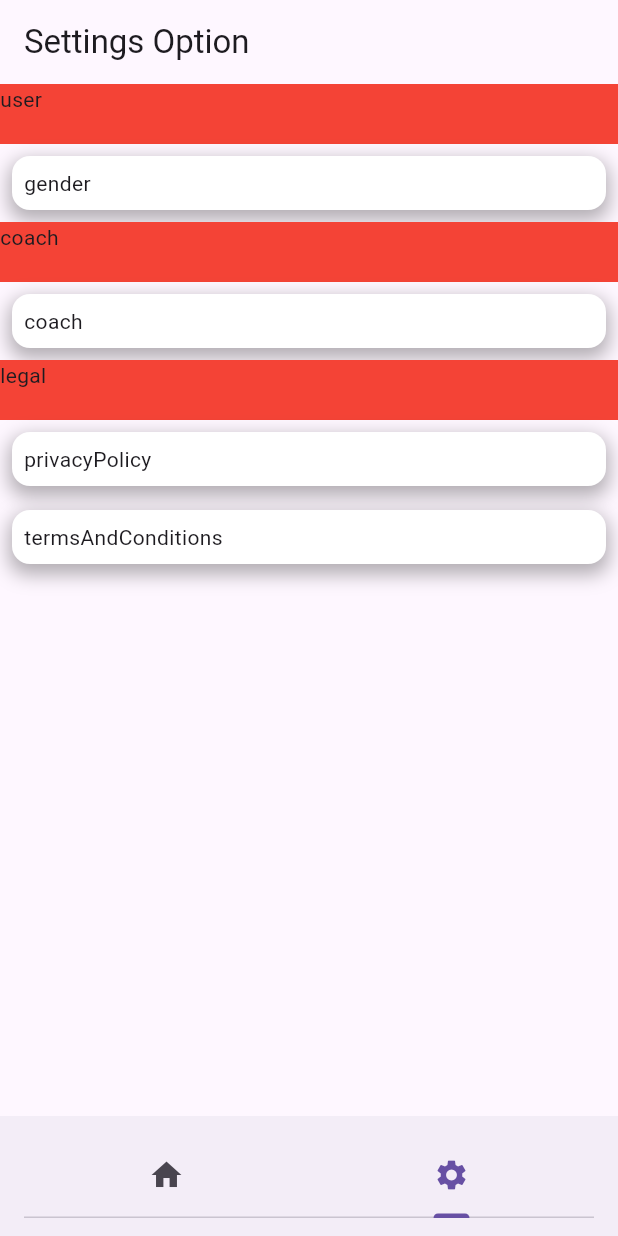
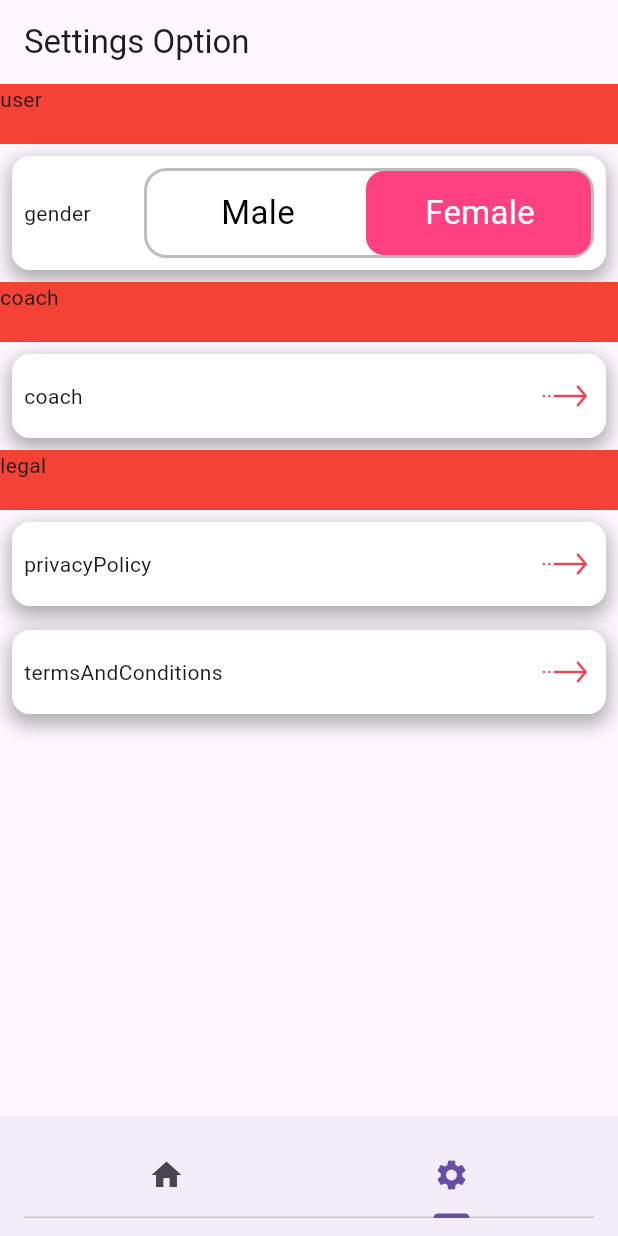
Before and after one commit to manikantanandam/relationship_coach_flutter, a Flutter app: the screen it shows after launch, tab 2 chosen, on a phone screen of 412 x 824 dp. Run offline on Flutter 3.47's test engine with Material 3 defaults, Android fonts, the phone set to English and light mode, and no system bars; our stand-ins replace in_app_purchase, share_plus, video_player.

Commit message:
gender setting is added

```diff
--- /dev/null
+++ b/lib/components/gender_toggle.dart
@@ -0,0 +1,77 @@
+import 'package:flutter/material.dart';
+import 'package:relationship_coach_flutter/enum/gender.dart';
+
+class GenderToggle extends StatelessWidget {
+  final Gender selectedGender;
+  final Function(Gender) onChanged;
+
+  const GenderToggle({
+    super.key,
+    required this.selectedGender,
+    required this.onChanged,
+  });
+
+  @override
+  Widget build(BuildContext context) {
+    // Styling constants
+    const double width = 300;
+    const double height = 60;
+    final Color activeColor = Colors.pinkAccent.shade200; // Matching your image
+
+    return Container(
+      width: width,
+      height: height,
+      decoration: BoxDecoration(
+        borderRadius: BorderRadius.circular(15),
+        border: Border.all(color: Colors.grey.shade400, width: 2),
+      ),
+      child: Stack(
+        children: [
+          // The Sliding Background
+          AnimatedAlign(
+            duration: const Duration(milliseconds: 250),
+            curve: Curves.easeInOut,
+            alignment: selectedGender == Gender.male
+                ? Alignment.centerLeft
+                : Alignment.centerRight,
+            child: Container(
+              width: width / 2,
+              height: height,
+              decoration: BoxDecoration(
+                color: activeColor,
+                borderRadius: BorderRadius.circular(12),
+              ),
+            ),
+          ),
+          // The Text Labels
+          Row(
+            children: [
+              _buildOption("Male", Gender.male),
+              _buildOption("Female", Gender.female),
+            ],
+          ),
+        ],
+      ),
+    );
+  }
+
+  Widget _buildOption(String label, Gender value) {
+    final bool isSelected = selectedGender == value;
+    return Expanded(
+      child: GestureDetector(
+        behavior: HitTestBehavior.opaque,
+        onTap: () => onChanged(value),
+        child: Center(
+          child: Text(
+            label,
+            style: TextStyle(
+              fontSize: 22,
+              fontWeight: FontWeight.w400,
+              color: isSelected ? Colors.white : Colors.black,
+            ),
+          ),
+        ),
+      ),
+    );
+  }
+}
--- /dev/null
+++ b/lib/enum/gender.dart
@@ -0,0 +1,19 @@
+import 'package:flutter/material.dart';
+
+// Use an enum for type safety instead of raw strings
+enum Gender { male, female }
+
+extension GenderExtension on Gender {
+  Image get arrowIcon {
+    String icon;
+    switch (this) {
+      case .male:
+        icon = 'lib/assets/ic_arrow_male.png';
+      // Image.asset();
+      case .female:
+        icon = 'lib/assets/ic_arrow_female.png';
+    }
+
+    return Image.asset(height: 40, icon);
+  }
+}
--- /dev/null
+++ b/lib/providers/user_settings_provider.dart
@@ -0,0 +1,17 @@
+import 'package:flutter/material.dart';
+import 'package:relationship_coach_flutter/enum/gender.dart';
+
+class UserSettingsProvider extends ChangeNotifier {
+  Gender _gender = Gender.female;
+
+  // Getter to access the gender
+  Gender get gender => _gender;
+
+  // Method to update gender and notify the UI
+  void setGender(Gender newGender) {
+    if (_gender != newGender) {
+      _gender = newGender;
+      notifyListeners(); // This triggers the UI rebuild
+    }
+  }
+}
--- a/lib/screens/settings_screen.dart
+++ b/lib/screens/settings_screen.dart
@@ -1,5 +1,9 @@
 import 'package:flutter/material.dart';
+import 'package:provider/provider.dart';
+import 'package:relationship_coach_flutter/components/gender_toggle.dart';
 import 'package:relationship_coach_flutter/components/rc_card.dart';
+import 'package:relationship_coach_flutter/enum/gender.dart';
+import 'package:relationship_coach_flutter/providers/user_settings_provider.dart';
 
 enum SettingsSection { user, coach, legal }
 
@@ -28,6 +32,24 @@ class RCSettingSection extends StatelessWidget {
   const RCSettingSection({super.key, required this.section});
   final SettingsSection section;
 
+  Widget rightWidget(SettingsSecionItem item, BuildContext context) {
+    final userSettingsProvider = Provider.of<UserSettingsProvider>(context);
+
+    switch (item) {
+      case SettingsSecionItem.gender:
+        return GenderToggle(
+          selectedGender: userSettingsProvider.gender,
+          onChanged: (newValue) {
+            userSettingsProvider.setGender(newValue);
+          },
+        );
+      case SettingsSecionItem.coach:
+      case SettingsSecionItem.privacyPolicy:
+      case SettingsSecionItem.termsAndConditions:
+        return userSettingsProvider.gender.arrowIcon;
+    }
+  }
+
   @override
   Widget build(BuildContext context) {
     return Column(
@@ -38,7 +60,15 @@ class RCSettingSection extends StatelessWidget {
           color: Colors.red,
           child: Text(section.name),
         ),
-        for (var item in section.items) RCCard(cardWidget: Text(item.name)),
+        for (var item in section.items)
+          RCCard(
+            cardWidget: Row(
+              children: [
+                Expanded(child: Text(item.name)),
+                rightWidget(item, context),
+              ],
+            ),
+          ),
       ],
     );
   }
--- a/pubspec.yaml
+++ b/pubspec.yaml
@@ -14,6 +14,8 @@ dependencies:
   video_player: ^2.10.0
   url_launcher: ^6.3.0
   share_plus: ^12.0.1
+  in_app_purchase: ^3.2.3
+  provider: ^6.1.5+1
 
 
 dev_dependencies:
```
Also changed, not shown: lib/main.dart (+13 -1 lines), lib/providers/iap_provider.dart (added, +85 -0 lines), lib/screens/chat_options_screen.dart (+15 -1 lines), pubspec.lock, 2 other files.
